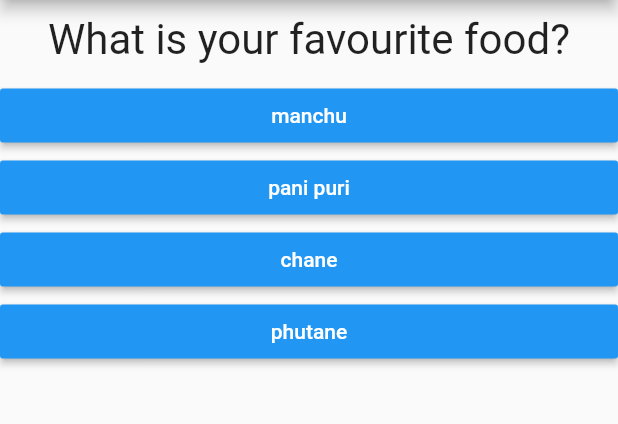
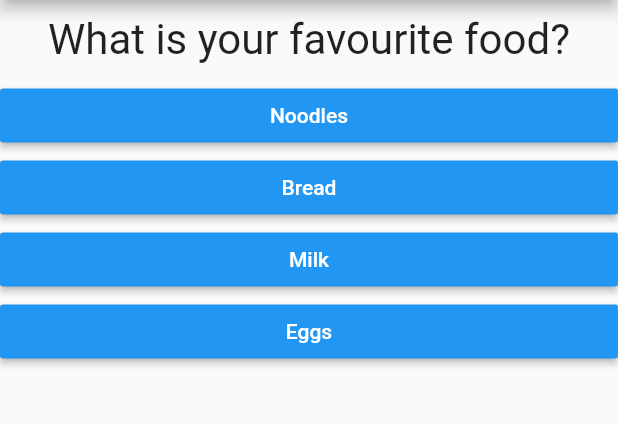
Before and after one commit to bayush-9/Flutter-Development, a Flutter app: the screen it shows after launch, after a tap on "Black", after a tap on "lion", on a phone screen of 412 x 824 dp, the part 84-508 px from its top. Run offline on Flutter 3.47's test engine with Material 2 defaults, Android fonts, the phone set to English and light mode, and no system bars.

Commit message:
first commit

```diff
--- a/basic_quiz_app/lib/main.dart
+++ b/basic_quiz_app/lib/main.dart
@@ -37,10 +37,10 @@ class MyAppState extends State<MyApp> {
     {
       'questionText': 'What is your favourite food?',
       'answers': [
-        {'text': 'manchu', 'score': 1},
-        {'text': 'pani puri', 'score': 2},
-        {'text': 'chane', 'score': 3},
-        {'text': 'phutane', 'score': 4}
+        {'text': 'Noodles', 'score': 1},
+        {'text': 'Bread', 'score': 2},
+        {'text': 'Milk', 'score': 3},
+        {'text': 'Eggs', 'score': 4}
       ],
     },
   ];
--- a/basic_quiz_app/lib/result.dart
+++ b/basic_quiz_app/lib/result.dart
@@ -8,7 +8,7 @@ class Result extends StatelessWidget {
   String get resultPhrase {
     var resultText = 'WOW! you did it';
     if (resultScore <= 5) {
-      resultText = 'You are awsome and innocent!!';
+      resultText = 'You are awsome!!';
     }
     //more conditions to be put up
     return resultText;
@@ -18,6 +18,7 @@ class Result extends StatelessWidget {
   Widget build(BuildContext context) {
     return Center(
       child: Column(
+        mainAxisAlignment: MainAxisAlignment.center,
         children: [
           Text(
             resultPhrase,
```
